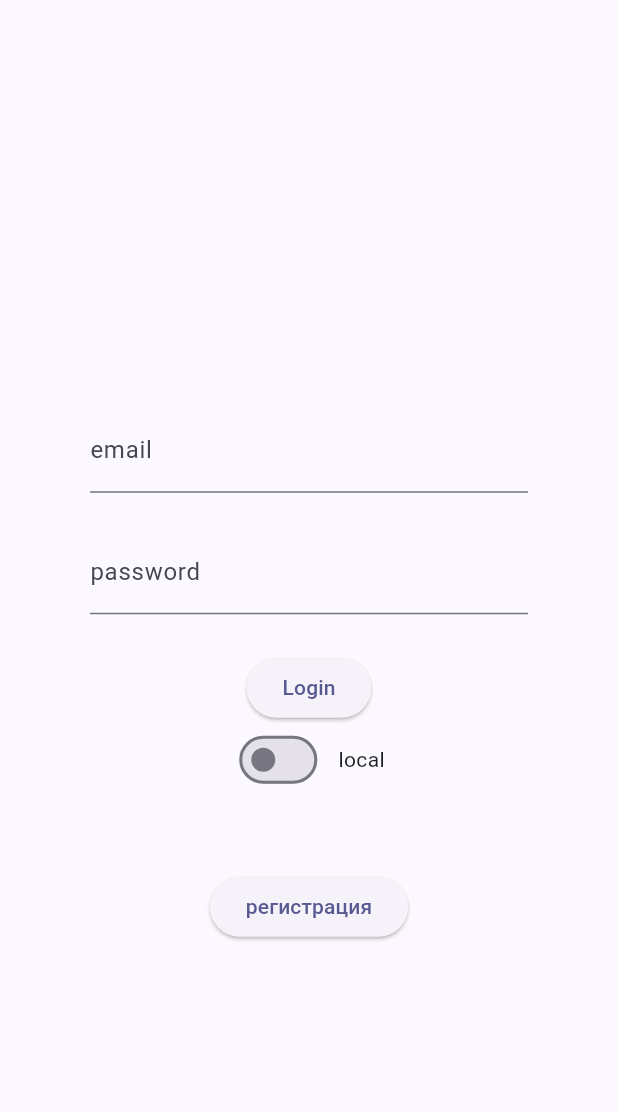
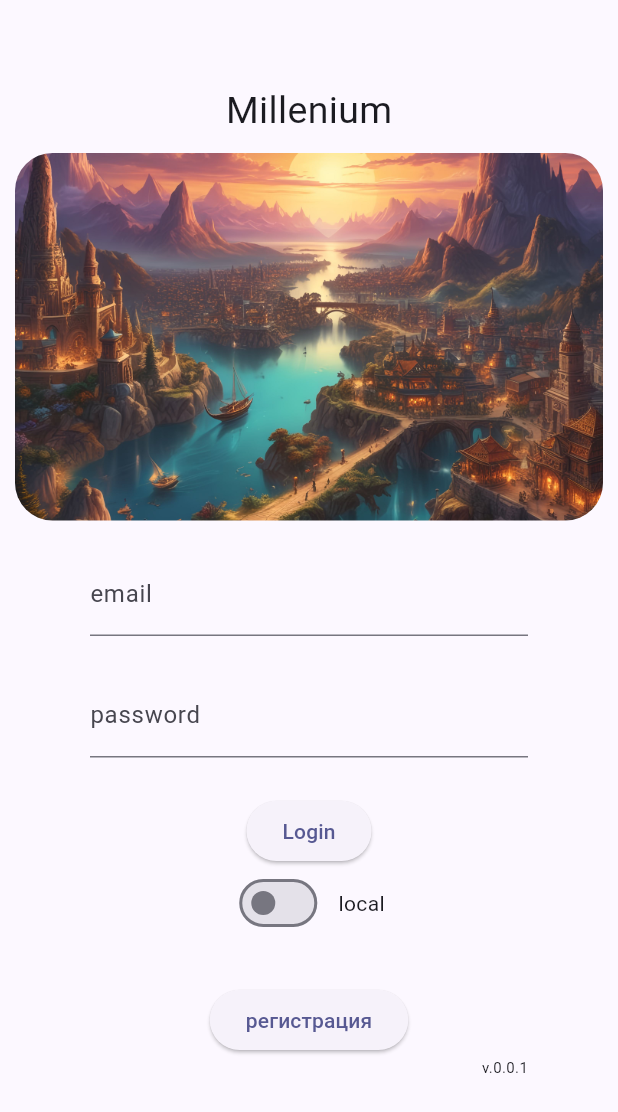
Before and after one commit to EStyCo/Millenium-Client, a Flutter app: the screen it shows after launch, on a phone screen of 412 x 824 dp. Shown: the top 1112 px of the screen. Run offline on Flutter 3.47's test engine with Material 3 defaults, Android fonts, the phone set to English and light mode, and no system bars; our stand-ins replace flutter_bloc, flutter_riverpod, freezed_annotation, get_it, package_info_plus; missing offline and left inert: signalr_core.

Commit message:
Доработана система скиллов. Появилось версионирование

```diff
--- a/lib/main.dart
+++ b/lib/main.dart
@@ -10,6 +10,7 @@ import 'package:client/pages/auth_page.dart';
 import 'package:flutter/material.dart';
 
 void main() {
+  //packagein
   setupGetIt();
   runApp(const ProviderScope(child: MyApp()));
 }
@@ -27,8 +28,8 @@ class MyApp extends StatelessWidget {
       child: MaterialApp(
         title: 'Flutter Demo',
         theme: ThemeData(
-          colorScheme:
-              ColorScheme.fromSeed(seedColor: const Color.fromARGB(255, 60, 57, 241)),
+          colorScheme: ColorScheme.fromSeed(
+              seedColor: const Color.fromARGB(255, 60, 57, 241)),
           useMaterial3: true,
         ),
         routes: {
--- a/lib/models/Response/mentor_spell_list_response.dart
+++ b/lib/models/Response/mentor_spell_list_response.dart
@@ -12,6 +12,8 @@ class MentorSpellListResponse {
         .toList();
 
     return MentorSpellListResponse(
-        freePoints: json['freePoints'] as int, spellList: spellList);
+      freePoints: json['freePoints'] as int,
+      spellList: spellList,
+    );
   }
 }
--- a/lib/pages/auth_page.dart
+++ b/lib/pages/auth_page.dart
@@ -5,7 +5,9 @@ import 'package:flutter/material.dart';
 import 'package:get_it/get_it.dart';
 
 class AuthPage extends ConsumerWidget {
-  AuthPage({super.key});
+  AuthPage({super.key}) {
+    GetIt.I<AuthHandler>().checkVersion();
+  }
 
   final handler = GetIt.I<AuthHandler>();
 
@@ -19,10 +21,37 @@ class AuthPage extends ConsumerWidget {
 
     return Scaffold(
       appBar: AppBar(),
-      body: Padding(
+      body: Column(
+        children: [
+          const Padding(
+            padding: EdgeInsets.only(bottom: 10),
+            child: Text(
+              'Millenium',
+              style: TextStyle(fontSize: 25),
+            ),
+          ),
+          ConstrainedBox(
+            constraints: const BoxConstraints(maxWidth: 800),
+            child: Padding(
+              padding: const EdgeInsets.only(left: 10, right: 10),
+              child: ClipRRect(
+                borderRadius: BorderRadius.circular(25),
+                child: Align(
+                  alignment: Alignment.center,
+                  heightFactor: 250 / (400),
+                  child: Image.asset(
+                    'assets/images/home_page/millenium.jpg',
+                    fit: BoxFit.cover,
+                    width: double.infinity,
+                  ),
+                ),
+              ),
+            ),
+          ),
+          if (provider.isCorrectVersion)
+            Padding(
               padding: const EdgeInsets.only(left: 60, right: 60),
               child: Column(
-          mainAxisAlignment: MainAxisAlignment.center,
                 children: [
                   Text(provider.message),
                   TextField(
@@ -50,13 +79,42 @@ class AuthPage extends ConsumerWidget {
                       child: const Text("Login"),
                     ),
                   const SwitchPlatformWidget(),
-            const SizedBox(height: 50),
+                  const SizedBox(height: 30),
                   ElevatedButton(
                     onPressed: () => Navigator.pushNamed(context, '/modalReg'),
                     child: const Text('регистрация'),
-            )
+                  ),
+                  Align(
+                    alignment: Alignment.bottomRight,
+                    child: Text(
+                      'v.${provider.buildVersion}',
+                      style: const TextStyle(fontSize: 10),
+                    ),
+                  ),
                 ],
               ),
+            )
+          else
+            SizedBox(
+              height: 250,
+              child: Center(
+                child: Column(
+                  mainAxisSize: MainAxisSize.min,
+                  children: [
+                    const Text(
+                      'Не корректная версия приложения!\nСкачайте новую версию',
+                      textAlign: TextAlign.center,
+                    ),
+                    const SizedBox(height: 10),
+                    ElevatedButton(
+                      onPressed: () => provider.downloadNewVersion(),
+                      child: const Text('Перейти'),
+                    ),
+                  ],
+                ),
+              ),
+            ),
+        ],
       ),
     );
   }
--- a/pubspec.yaml
+++ b/pubspec.yaml
@@ -16,7 +16,7 @@ publish_to: 'none' # Remove this line if you wish to publish to pub.dev
 # https://developer.apple.com/library/archive/documentation/General/Reference/InfoPlistKeyReference/Articles/CoreFoundationKeys.html
 # In Windows, build-name is used as the major, minor, and patch parts
 # of the product and file versions while build-number is used as the build suffix.
-version: 1.0.0+1
+version: 0.0.1+1
 
 environment:
   sdk: '>=3.3.3 <4.0.0'
@@ -34,11 +34,13 @@ dependencies:
   cupertino_icons: ^1.0.6
   flutter_bloc: ^8.1.5
   http: ^1.2.1
+  package_info_plus: ^8.0.0
   freezed: ^2.5.2
   freezed_annotation: ^2.4.1
   get_it: ^7.7.0
   flutter_riverpod: ^2.5.1
   signalr_core: any
+  url_launcher: ^6.3.0
 
 dev_dependencies:
   flutter_test:
@@ -62,6 +64,7 @@ flutter:
   # To add assets to your application, add an assets section, like this:
   assets:
       - assets/images/
+      - assets/images/home_page/
       - assets/images/spells/
       - assets/images/monsters/
       - assets/images/locations/
```
Also changed, not shown: lib/models/Response/spell_list_response.dart (added, +24 -0 lines), lib/services/handlers/auth_handler.dart (+35 -0 lines), lib/services/handlers/spell_list_handler.dart (+17 -6 lines), lib/services/web/auth_service.dart (+17 -4 lines), lib/widgets/spell_list_widget.dart (+60 -38 lines), assets/images/home_page/millenium.jpg (added), pubspec.lock, 5 other files. Lines whose indentation alone changed are shown as unchanged.
